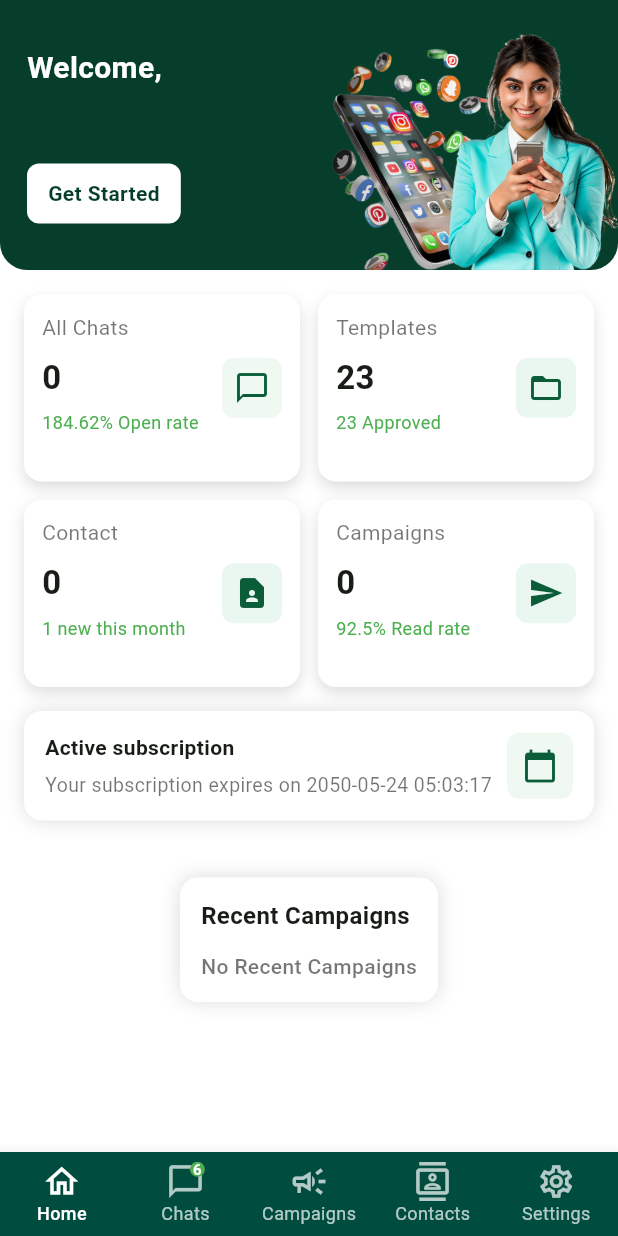
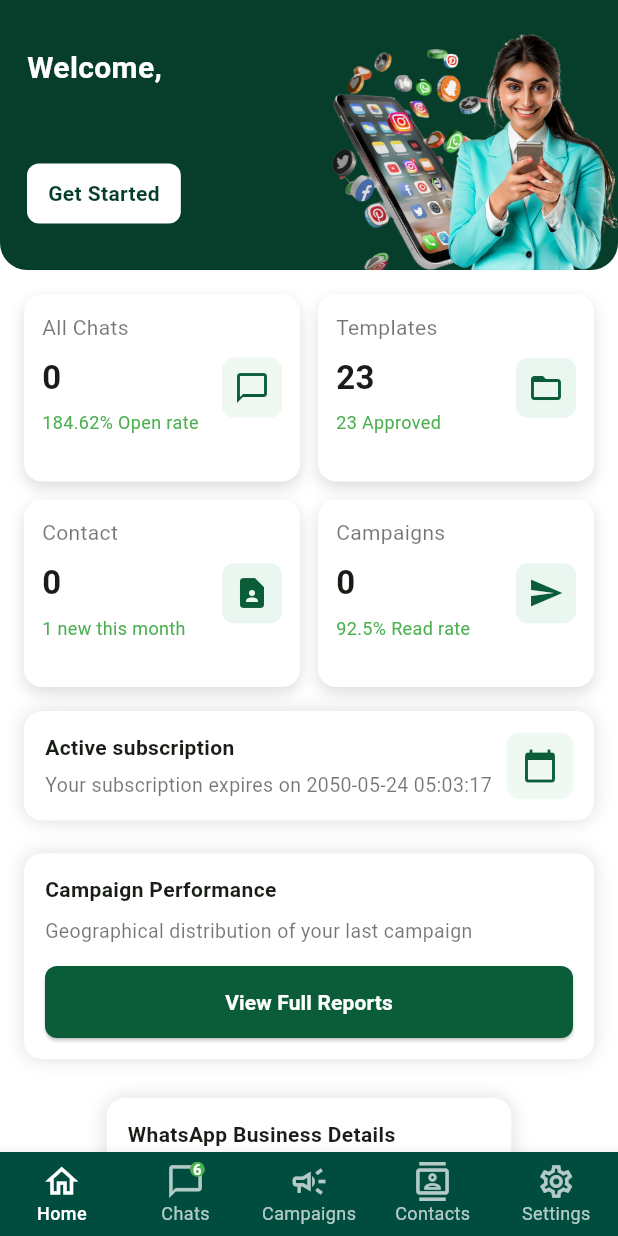
Before and after one commit to anantkamalstudios/wademo_mobile_app, a Flutter app: the HomeScreen screen opened directly, on a phone screen of 412 x 824 dp. Run offline on Flutter 3.47's test engine with Material 3 defaults, Android fonts, the phone set to English and light mode, and no system bars; our stand-ins replace connectivity_plus, file_picker, firebase_auth, firebase_core, font_awesome_flutter, google_fonts and 3 more; missing offline and left inert: flutter_facebook_auth; accounts and stored records are empty; network calls fail.

```diff
--- a/lib/HomeScreen/HomeScreen.dart
+++ b/lib/HomeScreen/HomeScreen.dart
@@ -366,9 +366,68 @@ class _HomeScreenState extends State<HomeScreen> {
 
                     const SizedBox(height: 12),
 
+                    _CardContainer(
+                      child: Column(
+                        crossAxisAlignment: CrossAxisAlignment.start,
+                        children: [
+                          const Text("Campaign Performance",
+                              style: TextStyle(fontWeight: FontWeight.w600)),
+                          const SizedBox(height: 8),
+                          const Text(
+                            "Geographical distribution of your last campaign",
+                            style: TextStyle(color: Colors.black54, fontSize: 13),
+                          ),
+                          const SizedBox(height: 14),
+                          SizedBox(
+                            width: double.infinity,
+                            child: ElevatedButton(
+                              onPressed: () {},
+                              style: ElevatedButton.styleFrom(
+                                backgroundColor: midGreen,
+                                padding:
+                                const EdgeInsets.symmetric(vertical: 14),
+                                shape: RoundedRectangleBorder(
+                                    borderRadius: BorderRadius.circular(8)),
+                              ),
+                              child: const Text(
+                                "View Full Reports",
+                                style: TextStyle(
+                                    color: Colors.white,
+                                    fontWeight: FontWeight.w600),
+                              ),
+                            ),
+                          ),
+                        ],
+                      ),
+                    ),
 
+                    const SizedBox(height: 16),
 
-
+                    _CardContainer(
+                      child: Column(
+                        crossAxisAlignment: CrossAxisAlignment.start,
+                        children: const [
+                          Text("WhatsApp Business Details",
+                              style: TextStyle(fontWeight: FontWeight.w600)),
+                          SizedBox(height: 12),
+                          Text("Anantkamal Studios",
+                              style: TextStyle(fontWeight: FontWeight.w600)),
+                          SizedBox(height: 6),
+                          Text("Display Name Status: APPROVED",
+                              style: TextStyle(color: Colors.black54)),
+                          Text("WhatsApp Number: +91 76202 37235",
+                              style: TextStyle(color: Colors.black54)),
+                          Text("Quality Rating: GREEN",
+                              style: TextStyle(color: Colors.black54)),
+                          Text("Messaging Limit: TIER_1K",
+                              style: TextStyle(color: Colors.black54)),
+                          Text("Can Send Message: AVAILABLE",
+                              style: TextStyle(color: Colors.black54)),
+                          Text("Organization: Sachin k",
+                              style: TextStyle(color: Colors.black54)),
+                        ],
+                      ),
+                    ),
 
                     const SizedBox(height: 16),
                     _CardContainer(
```
